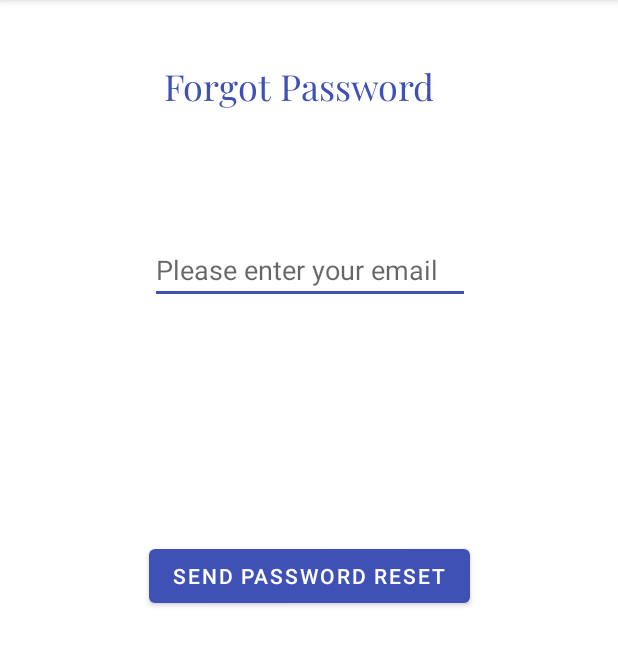
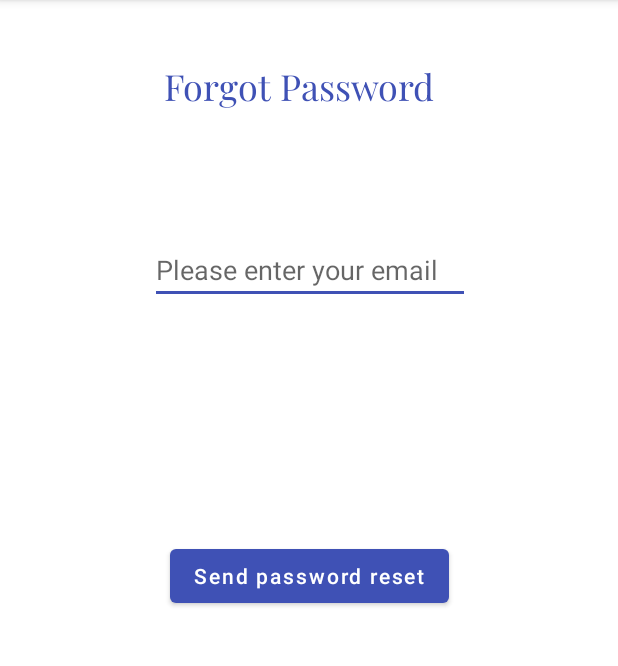
Before and after one commit to magga2001/Backstreet_cycles, an Android app: the ForgotPasswordActivity screen opened directly, with no data from a screen before it, on a phone screen of 412 x 824 dp, the part 84-750 px from its top. Run offline under Robolectric (Android 15) with nearby library versions, the phone set to English and light mode, and no system bars; our stand-ins replace Firebase (no records; nobody signed in at launch, a user with empty details on screens opened directly); network calls fail.

Commit message:
User goes to the log in screen from the sign up screen after filling out the details. Changed the text of buttons.

```diff
--- a/app/src/main/java/com/example/backstreet_cycles/views/SignUpActivity.kt
+++ b/app/src/main/java/com/example/backstreet_cycles/views/SignUpActivity.kt
@@ -64,6 +64,8 @@ class SignUpActivity : AppCompatActivity() {
                         val password: String = et_password.text.toString().trim { it <= ' '}
 
                         loginRegisterViewModel.register(firstName, lastName, email, password)
+                        val intent = Intent(this, LogInActivity::class.java)
+                        startActivity(intent)
                     }
                 }
             }
--- a/app/src/main/res/layout/activity_forgot_password.xml
+++ b/app/src/main/res/layout/activity_forgot_password.xml
@@ -46,7 +46,8 @@
         android:id="@+id/button_send_password_reset"
         android:layout_width="wrap_content"
         android:layout_height="wrap_content"
-        android:text="send password reset"
+        android:text="Send password reset"
+        android:textAllCaps="false"
         app:layout_constraintBottom_toBottomOf="parent"
         app:layout_constraintEnd_toEndOf="parent"
         app:layout_constraintStart_toStartOf="parent"
--- a/app/src/main/res/layout/activity_log_in.xml
+++ b/app/src/main/res/layout/activity_log_in.xml
@@ -129,7 +129,8 @@
         android:id="@+id/buttonForgotPassword"
         android:layout_width="wrap_content"
         android:layout_height="wrap_content"
-        android:text="Forgot Password?"
+        android:text="Forgot Password"
+        android:textAllCaps="false"
         app:layout_constraintBottom_toBottomOf="parent"
         app:layout_constraintEnd_toEndOf="parent"
         app:layout_constraintStart_toStartOf="parent"
--- a/app/src/main/res/layout/layout_recent_journeys_card.xml
+++ b/app/src/main/res/layout/layout_recent_journeys_card.xml
@@ -29,7 +29,7 @@
                         android:layout_width="match_parent"
                         android:layout_height="85dp"
                         android:orientation="horizontal">
-
+//
                         <TextView
                             android:id="@+id/tv_recent_journey"
                             android:layout_width="match_parent"
```
Also changed, not shown: app/src/main/res/layout/homepage_bottom_sheet.xml (+1 -16 lines).
